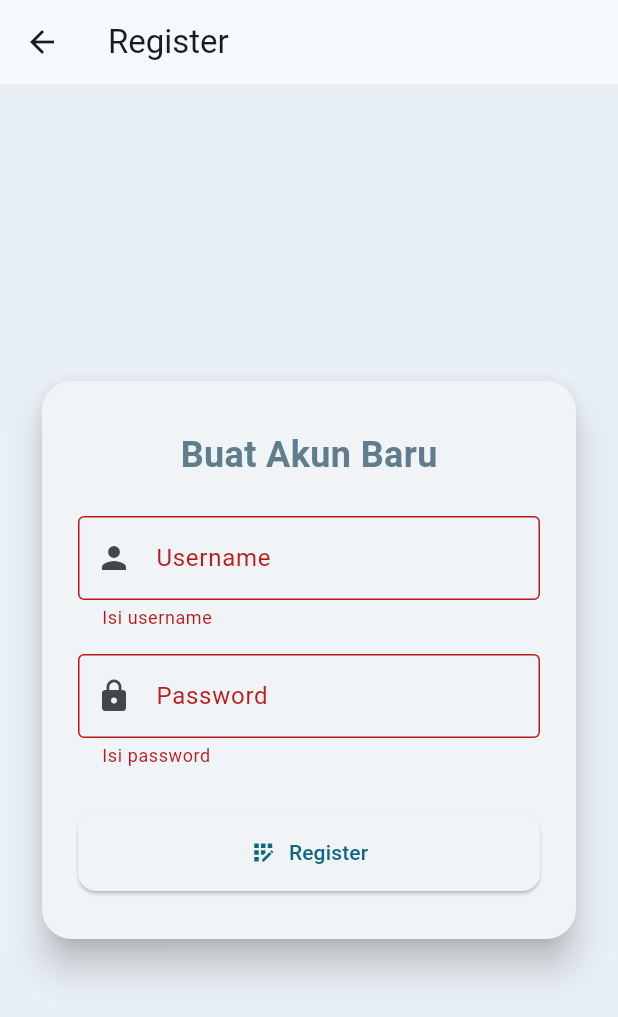
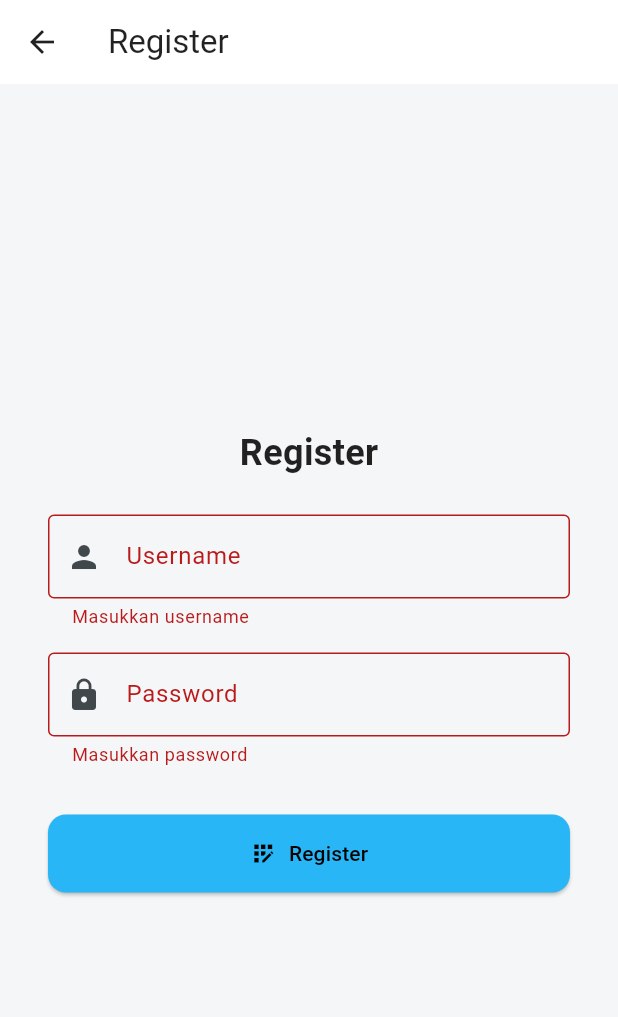
Before and after one commit to ryankananyola/LatRes_TPM, a Flutter app: the RegisterPage screen opened by its route, after a tap on "Register", on a phone screen of 412 x 824 dp. Shown: the top 1017 px of the screen. Run offline on Flutter 3.47's test engine with Material 3 defaults, Android fonts, the light colour scheme and no system bars; our stand-ins replace shared_preferences; accounts and stored records are empty.

Commit message:
update login register

```diff
--- a/latres_198/lib/pages/register_page.dart
+++ b/latres_198/lib/pages/register_page.dart
@@ -5,10 +5,10 @@ class RegisterPage extends StatefulWidget {
   const RegisterPage({super.key});
 
   @override
-  State<RegisterPage> createState() => _RegisterScreenState();
+  State<RegisterPage> createState() => _RegisterPageState();
 }
 
-class _RegisterScreenState extends State<RegisterPage>
+class _RegisterPageState extends State<RegisterPage>
     with SingleTickerProviderStateMixin {
   final _formKey = GlobalKey<FormState>();
   final TextEditingController _usernameController = TextEditingController();
@@ -27,8 +27,10 @@ class _RegisterScreenState extends State<RegisterPage>
       vsync: this,
       duration: const Duration(milliseconds: 800),
     );
-    _fadeAnimation =
-        CurvedAnimation(parent: _animationController, curve: Curves.easeIn);
+    _fadeAnimation = CurvedAnimation(
+      parent: _animationController,
+      curve: Curves.easeIn,
+    );
     _animationController.forward();
   }
 
@@ -64,7 +66,10 @@ class _RegisterScreenState extends State<RegisterPage>
 
       if (!mounted) return;
       ScaffoldMessenger.of(context).showSnackBar(
-        const SnackBar(content: Text('Register berhasil. Silakan login.')),
+        const SnackBar(
+          content: Text('Register berhasil. Silakan login.'),
+          backgroundColor: Colors.green,
+        ),
       );
 
       Navigator.pop(context);
@@ -82,34 +87,29 @@ class _RegisterScreenState extends State<RegisterPage>
   @override
   Widget build(BuildContext context) {
     return Scaffold(
-      backgroundColor: const Color(0xFFE9F0F5),
+      backgroundColor: const Color(0xFFF4F6F8),
       appBar: AppBar(
         title: const Text('Register'),
+        backgroundColor: Colors.white,
+        foregroundColor: Colors.black87,
+        elevation: 0,
       ),
       body: Center(
         child: FadeTransition(
           opacity: _fadeAnimation,
           child: SingleChildScrollView(
-            padding: const EdgeInsets.all(24),
-            child: Card(
-              elevation: 10,
-              shape: RoundedRectangleBorder(
-                borderRadius: BorderRadius.circular(20),
-              ),
-              child: Padding(
-                padding:
-                    const EdgeInsets.symmetric(horizontal: 24, vertical: 32),
+            padding: const EdgeInsets.symmetric(horizontal: 32, vertical: 16),
             child: Form(
               key: _formKey,
               child: Column(
                 mainAxisSize: MainAxisSize.min,
                 children: [
                   const Text(
-                        'Buat Akun Baru',
+                    'Register',
                     style: TextStyle(
                       fontSize: 24,
                       fontWeight: FontWeight.bold,
-                          color: Colors.blueGrey,
+                      color: Colors.black87,
                     ),
                   ),
                   const SizedBox(height: 24),
@@ -121,7 +121,7 @@ class _RegisterScreenState extends State<RegisterPage>
                       border: OutlineInputBorder(),
                     ),
                     validator: (value) =>
-                            value == null || value.isEmpty ? 'Isi username' : null,
+                        value == null || value.isEmpty ? 'Masukkan username' : null,
                   ),
                   const SizedBox(height: 16),
                   TextFormField(
@@ -133,7 +133,7 @@ class _RegisterScreenState extends State<RegisterPage>
                       border: OutlineInputBorder(),
                     ),
                     validator: (value) =>
-                            value == null || value.isEmpty ? 'Isi password' : null,
+                        value == null || value.isEmpty ? 'Masukkan password' : null,
                   ),
                   const SizedBox(height: 20),
                   if (_errorMessage != null)
@@ -141,7 +141,7 @@ class _RegisterScreenState extends State<RegisterPage>
                       _errorMessage!,
                       style: const TextStyle(color: Colors.red),
                     ),
-                      const SizedBox(height: 10),
+                  const SizedBox(height: 12),
                   SizedBox(
                     width: double.infinity,
                     child: ElevatedButton.icon(
@@ -158,6 +158,8 @@ class _RegisterScreenState extends State<RegisterPage>
                       label: Text(_isLoading ? 'Registering...' : 'Register'),
                       onPressed: _isLoading ? null : _register,
                       style: ElevatedButton.styleFrom(
+                        backgroundColor: Colors.lightBlue[400],
+                        foregroundColor: const Color.fromARGB(255, 0, 0, 0),
                         padding: const EdgeInsets.symmetric(vertical: 16),
                         shape: RoundedRectangleBorder(
                           borderRadius: BorderRadius.circular(12),
@@ -171,8 +173,6 @@ class _RegisterScreenState extends State<RegisterPage>
           ),
         ),
       ),
-        ),
-      ),
     );
   }
 }
```
Lines whose indentation alone changed are shown as unchanged.
